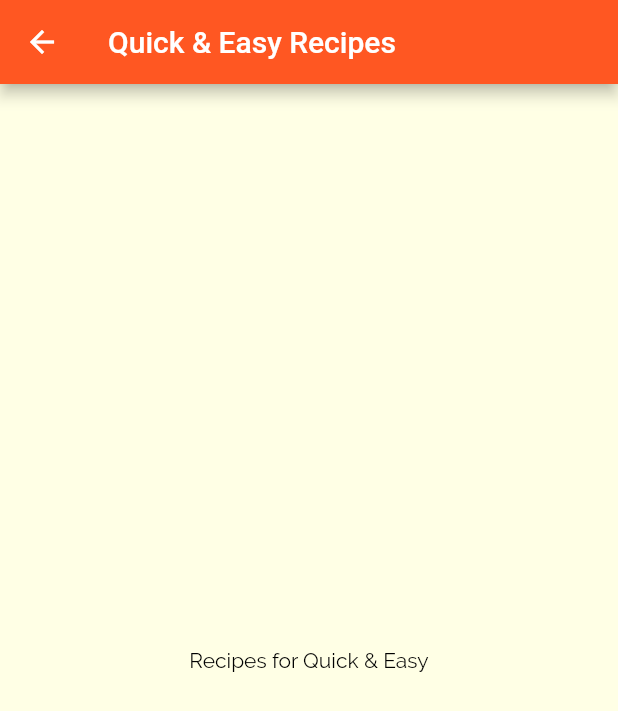
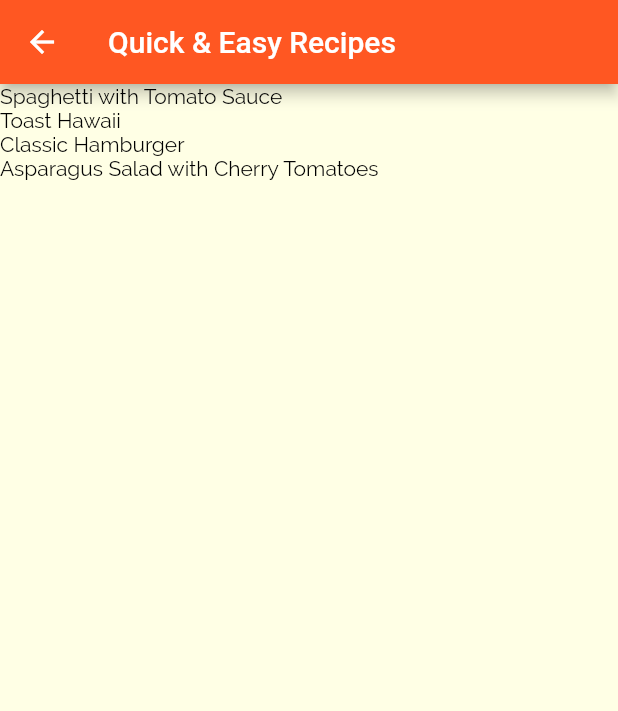
Before and after one commit to sharathbennur/recipes_app, a Flutter app: the screen it shows after launch, after a tap on "Quick & Easy", on a phone screen of 412 x 824 dp. Shown: the top 711 px of the screen. Run offline on Flutter 3.47's test engine with Material 2 defaults, Android fonts, the phone set to English and light mode, and no system bars; network calls fail.

Commit message:
added recipes model and recipe screens and widgets, still working on styling

```diff
--- /dev/null
+++ b/lib/data/dummy_recipes.dart
@@ -0,0 +1,352 @@
+import '../models/recipe.dart';
+
+var dummyRecipes = [
+  Recipe(
+    id: 'm1',
+    categories: [
+      'c1',
+      'c2',
+    ],
+    title: 'Spaghetti with Tomato Sauce',
+    cost: Cost.Inexpensive,
+    complexity: Complexity.Simple,
+    imageUrl:
+        'https://upload.wikimedia.org/wikipedia/commons/thumb/2/20/Spaghetti_Bolognese_mit_Parmesan_oder_Grana_Padano.jpg/800px-Spaghetti_Bolognese_mit_Parmesan_oder_Grana_Padano.jpg',
+    duration: 20,
+    ingredients: [
+      '4 Tomatoes',
+      '1 Tablespoon of Olive Oil',
+      '1 Onion',
+      '250g Spaghetti',
+      'Spices',
+      'Cheese (optional)'
+    ],
+    steps: [
+      'Cut the tomatoes and the onion into small pieces.',
+      'Boil some water - add salt to it once it boils.',
+      'Put the spaghetti into the boiling water - they should be done in about 10 to 12 minutes.',
+      'In the meantime, heaten up some olive oil and add the cut onion.',
+      'After 2 minutes, add the tomato pieces, salt, pepper and your other spices.',
+      'The sauce will be done once the spaghetti are.',
+      'Feel free to add some cheese on top of the finished dish.'
+    ],
+    isGlutenFree: false,
+    isVegan: true,
+    isVegetarian: true,
+    isLactoseFree: true,
+  ),
+  Recipe(
+    id: 'm2',
+    categories: [
+      'c2',
+    ],
+    title: 'Toast Hawaii',
+    cost: Cost.Inexpensive,
+    complexity: Complexity.Simple,
+    imageUrl:
+        'https://cdn.pixabay.com/photo/2018/07/11/21/51/toast-3532016_1280.jpg',
+    duration: 10,
+    ingredients: [
+      '1 Slice White Bread',
+      '1 Slice Ham',
+      '1 Slice Pineapple',
+      '1-2 Slices of Cheese',
+      'Butter'
+    ],
+    steps: [
+      'Butter one side of the white bread',
+      'Layer ham, the pineapple and cheese on the white bread',
+      'Bake the toast for round about 10 minutes in the oven at 200°C'
+    ],
+    isGlutenFree: false,
+    isVegan: false,
+    isVegetarian: false,
+    isLactoseFree: false,
+  ),
+  Recipe(
+    id: 'm3',
+    categories: [
+      'c2',
+      'c3',
+    ],
+    title: 'Classic Hamburger',
+    cost: Cost.Regular,
+    complexity: Complexity.Simple,
+    imageUrl:
+        'https://cdn.pixabay.com/photo/2014/10/23/18/05/burger-500054_1280.jpg',
+    duration: 45,
+    ingredients: [
+      '300g Cattle Hack',
+      '1 Tomato',
+      '1 Cucumber',
+      '1 Onion',
+      'Ketchup',
+      '2 Burger Buns'
+    ],
+    steps: [
+      'Form 2 patties',
+      'Fry the patties for c. 4 minutes on each side',
+      'Quickly fry the buns for c. 1 minute on each side',
+      'Bruch buns with ketchup',
+      'Serve burger with tomato, cucumber and onion'
+    ],
+    isGlutenFree: false,
+    isVegan: false,
+    isVegetarian: false,
+    isLactoseFree: true,
+  ),
+  Recipe(
+    id: 'm4',
+    categories: [
+      'c4',
+    ],
+    title: 'Wiener Schnitzel',
+    cost: Cost.Expensive,
+    complexity: Complexity.Challenging,
+    imageUrl:
+        'https://cdn.pixabay.com/photo/2018/03/31/19/29/schnitzel-3279045_1280.jpg',
+    duration: 60,
+    ingredients: [
+      '8 Veal Cutlets',
+      '4 Eggs',
+      '200g Bread Crumbs',
+      '100g Flour',
+      '300ml Butter',
+      '100g Vegetable Oil',
+      'Salt',
+      'Lemon Slices'
+    ],
+    steps: [
+      'Tenderize the veal to about 2–4mm, and salt on both sides.',
+      'On a flat plate, stir the eggs briefly with a fork.',
+      'Lightly coat the cutlets in flour then dip into the egg, and finally, coat in breadcrumbs.',
+      'Heat the butter and oil in a large pan (allow the fat to get very hot) and fry the schnitzels until golden brown on both sides.',
+      'Make sure to toss the pan regularly so that the schnitzels are surrounded by oil and the crumbing becomes ‘fluffy’.',
+      'Remove, and drain on kitchen paper. Fry the parsley in the remaining oil and drain.',
+      'Place the schnitzels on awarmed plate and serve garnishedwith parsley and slices of lemon.'
+    ],
+    isGlutenFree: false,
+    isVegan: false,
+    isVegetarian: false,
+    isLactoseFree: false,
+  ),
+  Recipe(
+    id: 'm5',
+    categories: [
+      'c2'
+          'c5',
+      'c10',
+    ],
+    title: 'Salad with Smoked Salmon',
+    cost: Cost.Expensive,
+    complexity: Complexity.Simple,
+    imageUrl:
+        'https://cdn.pixabay.com/photo/2016/10/25/13/29/smoked-salmon-salad-1768890_1280.jpg',
+    duration: 15,
+    ingredients: [
+      'Arugula',
+      'Lamb\'s Lettuce',
+      'Parsley',
+      'Fennel',
+      '200g Smoked Salmon',
+      'Mustard',
+      'Balsamic Vinegar',
+      'Olive Oil',
+      'Salt and Pepper'
+    ],
+    steps: [
+      'Wash and cut salad and herbs',
+      'Dice the salmon',
+      'Process mustard, vinegar and olive oil into a dessing',
+      'Prepare the salad',
+      'Add salmon cubes and dressing'
+    ],
+    isGlutenFree: true,
+    isVegan: false,
+    isVegetarian: true,
+    isLactoseFree: true,
+  ),
+  Recipe(
+    id: 'm6',
+    categories: [
+      'c6',
+      'c10',
+    ],
+    title: 'Delicious Orange Mousse',
+    cost: Cost.Inexpensive,
+    complexity: Complexity.Hard,
+    imageUrl:
+        'https://cdn.pixabay.com/photo/2017/05/01/05/18/pastry-2274750_1280.jpg',
+    duration: 240,
+    ingredients: [
+      '4 Sheets of Gelatine',
+      '150ml Orange Juice',
+      '80g Sugar',
+      '300g Yoghurt',
+      '200g Cream',
+      'Orange Peel',
+    ],
+    steps: [
+      'Dissolve gelatine in pot',
+      'Add orange juice and sugar',
+      'Take pot off the stove',
+      'Add 2 tablespoons of yoghurt',
+      'Stir gelatin under remaining yoghurt',
+      'Cool everything down in the refrigerator',
+      'Whip the cream and lift it under die orange mass',
+      'Cool down again for at least 4 hours',
+      'Serve with orange peel',
+    ],
+    isGlutenFree: true,
+    isVegan: false,
+    isVegetarian: true,
+    isLactoseFree: false,
+  ),
+  Recipe(
+    id: 'm7',
+    categories: [
+      'c7',
+    ],
+    title: 'Pancakes',
+    cost: Cost.Inexpensive,
+    complexity: Complexity.Simple,
+    imageUrl:
+        'https://cdn.pixabay.com/photo/2018/07/10/21/23/pancake-3529653_1280.jpg',
+    duration: 20,
+    ingredients: [
+      '1 1/2 Cups all-purpose Flour',
+      '3 1/2 Teaspoons Baking Powder',
+      '1 Teaspoon Salt',
+      '1 Tablespoon White Sugar',
+      '1 1/4 cups Milk',
+      '1 Egg',
+      '3 Tablespoons Butter, melted',
+    ],
+    steps: [
+      'In a large bowl, sift together the flour, baking powder, salt and sugar.',
+      'Make a well in the center and pour in the milk, egg and melted butter; mix until smooth.',
+      'Heat a lightly oiled griddle or frying pan over medium high heat.',
+      'Pour or scoop the batter onto the griddle, using approximately 1/4 cup for each pancake. Brown on both sides and serve hot.'
+    ],
+    isGlutenFree: true,
+    isVegan: false,
+    isVegetarian: true,
+    isLactoseFree: false,
+  ),
+  Recipe(
+    id: 'm8',
+    categories: [
+      'c8',
+    ],
+    title: 'Creamy Indian Chicken Curry',
+    cost: Cost.Regular,
+    complexity: Complexity.Challenging,
+    imageUrl:
+        'https://cdn.pixabay.com/photo/2018/06/18/16/05/indian-food-3482749_1280.jpg',
+    duration: 35,
+    ingredients: [
+      '4 Chicken Breasts',
+      '1 Onion',
+      '2 Cloves of Garlic',
+      '1 Piece of Ginger',
+      '4 Tablespoons Almonds',
+      '1 Teaspoon Cayenne Pepper',
+      '500ml Coconut Milk',
+    ],
+    steps: [
+      'Slice and fry the chicken breast',
+      'Process onion, garlic and ginger into paste and sauté everything',
+      'Add spices and stir fry',
+      'Add chicken breast + 250ml of water and cook everything for 10 minutes',
+      'Add coconut milk',
+      'Serve with rice'
+    ],
+    isGlutenFree: true,
+    isVegan: false,
+    isVegetarian: false,
+    isLactoseFree: true,
+  ),
+  Recipe(
+    id: 'm9',
+    categories: [
+      'c9',
+    ],
+    title: 'Chocolate Souffle',
+    cost: Cost.Inexpensive,
+    complexity: Complexity.Hard,
+    imageUrl:
+        'https://cdn.pixabay.com/photo/2014/08/07/21/07/souffle-412785_1280.jpg',
+    duration: 45,
+    ingredients: [
+      '1 Teaspoon melted Butter',
+      '2 Tablespoons white Sugar',
+      '2 Ounces 70% dark Chocolate, broken into pieces',
+      '1 Tablespoon Butter',
+      '1 Tablespoon all-purpose Flour',
+      '4 1/3 tablespoons cold Milk',
+      '1 Pinch Salt',
+      '1 Pinch Cayenne Pepper',
+      '1 Large Egg Yolk',
+      '2 Large Egg Whites',
+      '1 Pinch Cream of Tartar',
+      '1 Tablespoon white Sugar',
+    ],
+    steps: [
+      'Preheat oven to 190°C. Line a rimmed baking sheet with parchment paper.',
+      'Brush bottom and sides of 2 ramekins lightly with 1 teaspoon melted butter; cover bottom and sides right up to the rim.',
+      'Add 1 tablespoon white sugar to ramekins. Rotate ramekins until sugar coats all surfaces.',
+      'Place chocolate pieces in a metal mixing bowl.',
+      'Place bowl over a pan of about 3 cups hot water over low heat.',
+      'Melt 1 tablespoon butter in a skillet over medium heat. Sprinkle in flour. Whisk until flour is incorporated into butter and mixture thickens.',
+      'Whisk in cold milk until mixture becomes smooth and thickens. Transfer mixture to bowl with melted chocolate.',
+      'Add salt and cayenne pepper. Mix together thoroughly. Add egg yolk and mix to combine.',
+      'Leave bowl above the hot (not simmering) water to keep chocolate warm while you whip the egg whites.',
+      'Place 2 egg whites in a mixing bowl; add cream of tartar. Whisk until mixture begins to thicken and a drizzle from the whisk stays on the surface about 1 second before disappearing into the mix.',
+      'Add 1/3 of sugar and whisk in. Whisk in a bit more sugar about 15 seconds.',
+      'whisk in the rest of the sugar. Continue whisking until mixture is about as thick as shaving cream and holds soft peaks, 3 to 5 minutes.',
+      'Transfer a little less than half of egg whites to chocolate.',
+      'Mix until egg whites are thoroughly incorporated into the chocolate.',
+      'Add the rest of the egg whites; gently fold into the chocolate with a spatula, lifting from the bottom and folding over.',
+      'Stop mixing after the egg white disappears. Divide mixture between 2 prepared ramekins. Place ramekins on prepared baking sheet.',
+      'Bake in preheated oven until scuffles are puffed and have risen above the top of the rims, 12 to 15 minutes.',
+    ],
+    isGlutenFree: true,
+    isVegan: false,
+    isVegetarian: true,
+    isLactoseFree: false,
+  ),
+  Recipe(
+    id: 'm10',
+    categories: [
+      'c2',
+      'c5',
+      'c10',
+    ],
+    title: 'Asparagus Salad with Cherry Tomatoes',
+    cost: Cost.Regular,
+    complexity: Complexity.Simple,
+    imageUrl:
+        'https://cdn.pixabay.com/photo/2018/04/09/18/26/asparagus-3304997_1280.jpg',
+    duration: 30,
+    ingredients: [
+      'White and Green Asparagus',
+      '30g Pine Nuts',
+      '300g Cherry Tomatoes',
+      'Salad',
+      'Salt, Pepper and Olive Oil'
+    ],
+    steps: [
+      'Wash, peel and cut the asparagus',
+      'Cook in salted water',
+      'Salt and pepper the asparagus',
+      'Roast the pine nuts',
+      'Halve the tomatoes',
+      'Mix with asparagus, salad and dressing',
+      'Serve with Baguette'
+    ],
+    isGlutenFree: true,
+    isVegan: true,
+    isVegetarian: true,
+    isLactoseFree: true,
+  ),
+];
--- a/lib/main.dart
+++ b/lib/main.dart
@@ -1,4 +1,6 @@
 import 'package:flutter/material.dart';
+
+import './screens/recipes.dart';
 import './screens/categories.dart';
 
 void main() {
@@ -25,7 +27,10 @@ class MyApp extends StatelessWidget {
               ),
             ),
       ),
-      home: CategoriesScreen(),
+      routes: {
+        '/': (ctx) => const CategoriesScreen(),
+        '/categories': (ctx) => RecipesScreen(),
+      },
     );
   }
 }
--- a/lib/models/category.dart
+++ b/lib/models/category.dart
@@ -5,5 +5,5 @@ class Category {
   final String title;
   final Color color;
 
-  const Category({this.id = '', this.title = '', this.color = Colors.orange});
+  const Category({required this.id, required this.title, required this.color});
 }
--- /dev/null
+++ b/lib/models/recipe.dart
@@ -0,0 +1,35 @@
+enum Complexity { Simple, Challenging, Hard }
+
+enum Cost { Inexpensive, Regular, Expensive }
+
+class Recipe {
+  final String id;
+  final List<String> categories;
+  final String title;
+  final String imageUrl;
+  final List<String> ingredients;
+  final List<String> steps;
+  final int duration;
+  final Complexity complexity;
+  final Cost cost;
+  final bool isGlutenFree;
+  final bool isVegan;
+  final bool isVegetarian;
+  final bool isLactoseFree;
+
+  Recipe({
+    required this.id,
+    required this.categories,
+    required this.title,
+    required this.imageUrl,
+    required this.ingredients,
+    required this.steps,
+    required this.duration,
+    required this.complexity,
+    required this.cost,
+    required this.isGlutenFree,
+    required this.isLactoseFree,
+    required this.isVegan,
+    required this.isVegetarian,
+  });
+}
--- a/lib/screens/categories.dart
+++ b/lib/screens/categories.dart
@@ -1,6 +1,6 @@
 import 'package:flutter/material.dart';
 
-import '../data/dummy_data.dart';
+import '../data/dummy_categories.dart';
 import '../widgets/category_item.dart';
 
 class CategoriesScreen extends StatelessWidget {
--- a/lib/screens/recipes.dart
+++ b/lib/screens/recipes.dart
@@ -1,23 +1,35 @@
 import 'package:flutter/material.dart';
+import '../data/dummy_recipes.dart';
 
 class RecipesScreen extends StatelessWidget {
-  final String categoryId;
-  final String categoryTitle;
+  static const routeName = '/categories';
+  // final String categoryId;
+  // final String categoryTitle;
 
-  RecipesScreen({this.categoryId = '', this.categoryTitle = ''});
+  // RecipesScreen({this.categoryId = '', this.categoryTitle = ''});
 
   @override
   Widget build(BuildContext context) {
+    final routeArgs =
+        ModalRoute.of(context)?.settings.arguments as Map<String, String>;
+    final categoryTitle = routeArgs['title'];
+    final categoryId = routeArgs['id'];
+    final categoryRecipes = dummyRecipes.where((recipe) {
+      return recipe.categories.contains(categoryId);
+    }).toList();
+
     return Scaffold(
-      appBar: AppBar(
-        title: Text("$categoryTitle Recipes"),
-      ),
-      body: Center(
-        child: Text(
-          "Recipes for $categoryTitle",
-          style: const TextStyle(color: Colors.black),
+        appBar: AppBar(
+          title: Text("$categoryTitle Recipes"),
         ),
-      ),
-    );
+        body: ListView.builder(
+          itemBuilder: (ctx, index) {
+            return Text(
+              categoryRecipes[index].title,
+              style: TextStyle(color: Colors.black),
+            );
+          },
+          itemCount: categoryRecipes.length,
+        ));
   }
 }
--- a/lib/widgets/category_item.dart
+++ b/lib/widgets/category_item.dart
@@ -9,16 +9,10 @@ class CategoryItem extends StatelessWidget {
   CategoryItem({this.id = '', this.title = '', this.color = Colors.orange});
 
   void selectCategory(BuildContext ctx) {
-    Navigator.of(ctx).push(
-      MaterialPageRoute(
-        builder: (_) {
-          return RecipesScreen(
-            categoryId: id,
-            categoryTitle: title,
-          );
-        },
-      ),
-    );
+    Navigator.of(ctx).pushNamed(RecipesScreen.routeName, arguments: {
+      'id': id,
+      'title': title,
+    });
   }
 
   @override
--- /dev/null
+++ b/lib/widgets/recipe_item.dart
@@ -0,0 +1,51 @@
+import 'package:flutter/material.dart';
+
+import '../models/recipe.dart';
+
+class RecipeItem extends StatelessWidget {
+  final String title;
+  final String imageUrl;
+  final int duration;
+  final Complexity complexity;
+
+  RecipeItem({
+    required this.title,
+    required this.imageUrl,
+    required this.duration,
+    required this.complexity,
+  });
+
+  void selectRecipe() {}
+
+  @override
+  Widget build(BuildContext context) {
+    return InkWell(
+      onTap: selectRecipe,
+      child: Card(
+        shape: RoundedRectangleBorder(
+          borderRadius: BorderRadius.circular(15),
+        ),
+        elevation: 4,
+        child: Column(
+          children: <Widget>[
+            Stack(
+              children: <Widget>[
+                ClipRRect(
+                  borderRadius: const BorderRadius.only(
+                      topLeft: Radius.circular(15),
+                      topRight: Radius.circular(15)),
+                  child: Image.network(
+                    imageUrl,
+                    height: 250,
+                    width: double.infinity,
+                    fit: BoxFit.cover,
+                  ),
+                ),
+              ],
+            )
+          ],
+        ),
+      ),
+    );
+  }
+}
```
Also changed, not shown: lib/data/dummy_categories.dart (renamed from lib/data/dummy_data.dart).
